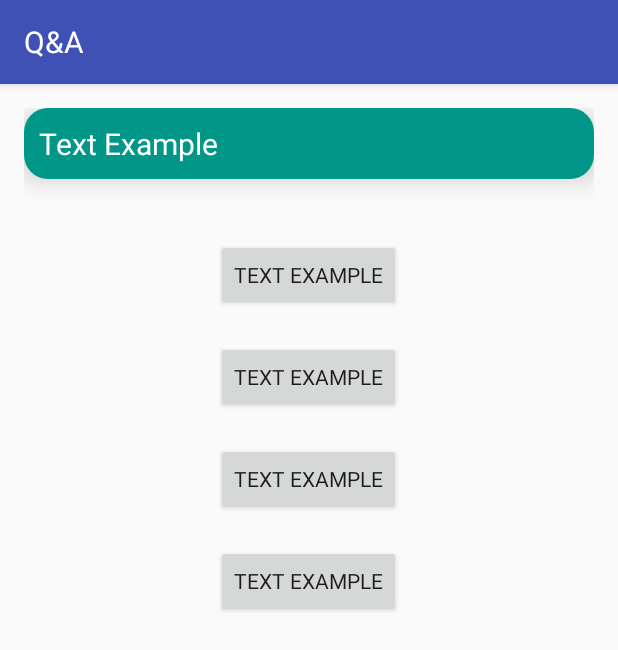
After one commit to adripol94/q-and-a, an Android app: the GameActivity screen opened directly, with no data from a screen before it, on a phone screen of 412 x 824 dp. The commit adds this screen. Shown: the top 650 px of the screen. Run offline under Robolectric (Android 15) with nearby library versions, the light colour scheme and no system bars.

```diff
--- /dev/null
+++ b/app/src/main/java/es/iesnervion/qa/GameActivity.java
@@ -0,0 +1,15 @@
+package es.iesnervion.qa;
+
+import android.app.Activity;
+import android.graphics.Typeface;
+import android.support.v7.app.AppCompatActivity;
+import android.os.Bundle;
+
+public class GameActivity extends AppCompatActivity {
+
+    @Override
+    protected void onCreate(Bundle savedInstanceState) {
+        super.onCreate(savedInstanceState);
+        setContentView(R.layout.activity_game);
+    }
+}
--- a/app/src/main/java/es/iesnervion/qa/LoginActivity.java
+++ b/app/src/main/java/es/iesnervion/qa/LoginActivity.java
@@ -69,6 +69,8 @@ public class LoginActivity extends AppCompatActivity implements LoaderCallbacks<
         // Set up the login form.
         mEmailView = (AutoCompleteTextView) findViewById(R.id.email);
         populateAutoComplete();
+
+        TypefaceUtil.overrideFont(getApplicationContext(), "SERIF", "fonts/Acids!.ttf");
 
         mPasswordView = (EditText) findViewById(R.id.password);
         mPasswordView.setOnEditorActionListener(new TextView.OnEditorActionListener() {
@@ -287,7 +289,7 @@ public class LoginActivity extends AppCompatActivity implements LoaderCallbacks<
         };
 
         int ADDRESS = 0;
-        //int IS_PRIMARY = 1;
+        int IS_PRIMARY = 1;
     }
 
     /**
@@ -307,7 +309,6 @@ public class LoginActivity extends AppCompatActivity implements LoaderCallbacks<
         @Override
         protected Boolean doInBackground(Void... params) {
             // TODO: attempt authentication against a network service.
-
             try {
                 // Simulate network access.
                 Thread.sleep(2000);
--- /dev/null
+++ b/app/src/main/res/drawable/shape_pregunta.xml
@@ -0,0 +1,6 @@
+<?xml version="1.0" encoding="utf-8"?>
+<shape xmlns:android="http://schemas.android.com/apk/res/android"
+    android:shape="rectangle">
+    <solid android:color="#009688" />
+    <corners android:radius="16dp" />
+</shape>
--- /dev/null
+++ b/app/src/main/res/layout/activity_game.xml
@@ -0,0 +1,57 @@
+<?xml version="1.0" encoding="utf-8"?>
+<RelativeLayout xmlns:android="http://schemas.android.com/apk/res/android"
+    xmlns:tools="http://schemas.android.com/tools"
+    android:id="@+id/activity_game"
+    android:layout_width="match_parent"
+    android:layout_height="match_parent"
+    android:paddingBottom="@dimen/activity_vertical_margin"
+    android:paddingLeft="@dimen/activity_horizontal_margin"
+    android:paddingRight="@dimen/activity_horizontal_margin"
+    android:paddingTop="@dimen/activity_vertical_margin"
+    tools:context="es.iesnervion.qa.GameActivity">
+
+    <TextView
+        android:layout_width="match_parent"
+        android:layout_height="wrap_content"
+        android:id="@+id/txtPregunta"
+        android:textSize="20dp"
+        android:textColor="#fff"
+        android:text="Text Example"
+        android:padding="10dp"
+        android:background="@drawable/shape_pregunta"
+        android:elevation="10dp" />
+
+    <Button
+        android:layout_width="wrap_content"
+        android:layout_height="wrap_content"
+        android:layout_below="@id/txtPregunta"
+        android:layout_marginTop="40dp"
+        android:layout_centerHorizontal="true"
+        android:text="Text Example"
+        android:id="@+id/bt_Pregunta1"/>
+    <Button
+        android:layout_width="wrap_content"
+        android:layout_height="wrap_content"
+        android:layout_below="@+id/bt_Pregunta1"
+        android:layout_marginTop="20dp"
+        android:layout_centerHorizontal="true"
+        android:text="Text Example"
+        android:id="@+id/bt_Pregunta2"/>
+    <Button
+        android:layout_width="wrap_content"
+        android:layout_height="wrap_content"
+        android:layout_marginTop="20dp"
+        android:layout_below="@+id/bt_Pregunta2"
+        android:layout_centerHorizontal="true"
+        android:text="Text Example"
+        android:id="@+id/bt_Pregunta3"/>
+    <Button
+        android:layout_width="wrap_content"
+        android:layout_height="wrap_content"
+        android:layout_marginTop="20dp"
+        android:layout_below="@+id/bt_Pregunta3"
+        android:layout_centerHorizontal="true"
+        android:text="Text Example"
+        android:id="@+id/bt_Pregunta4"/>
+
+</RelativeLayout>
```
Also changed, not shown: app/src/main/AndroidManifest.xml (+7 -0 lines), app/src/main/java/es/iesnervion/qa/TypefaceUtil.java (added, +52 -0 lines), app/src/main/res/assets/fonts/Acids!.otf (added).
